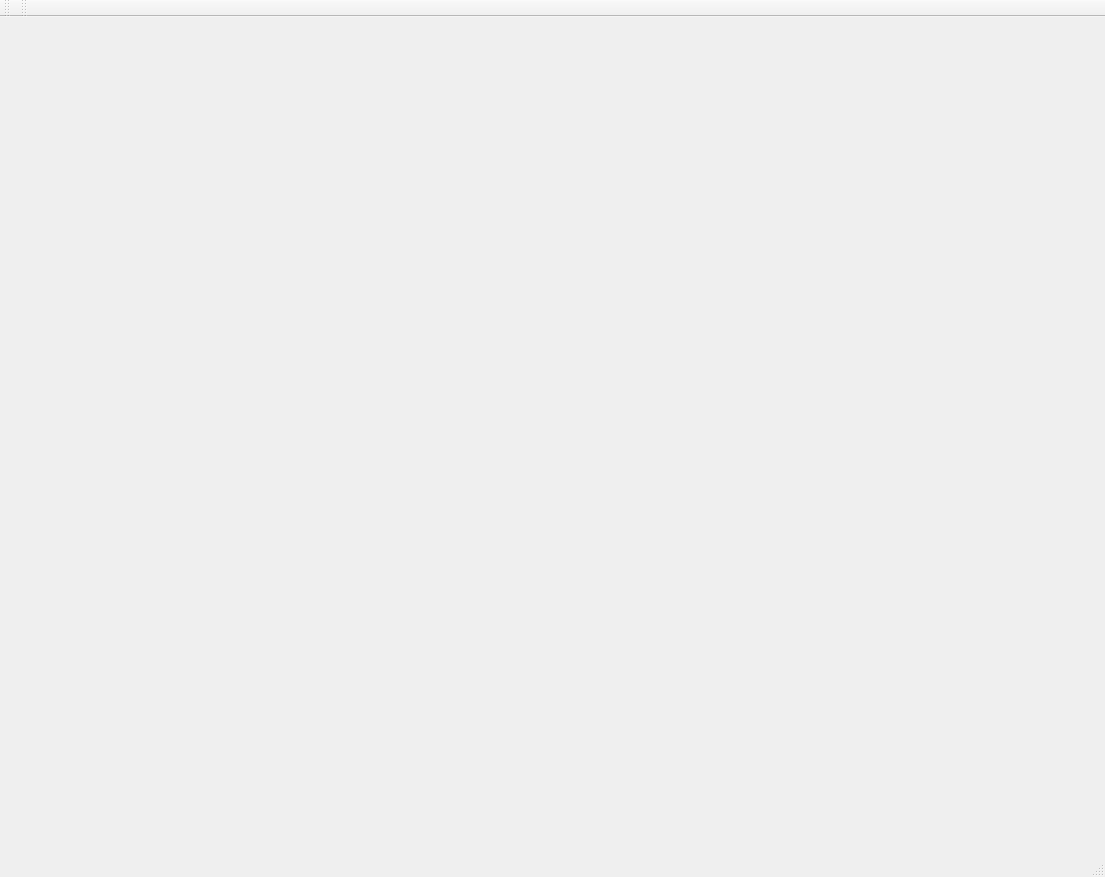
Old version of the form mainwindow.ui in the repository yslib/EMExplorer.
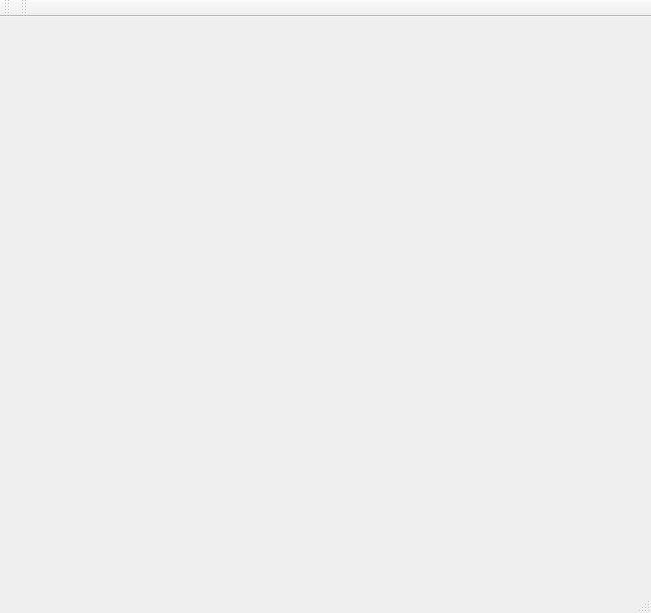
New version of the form.

```diff
--- a/mainwindow.ui
+++ b/mainwindow.ui
@@ -6,12 +6,12 @@
    <rect>
     <x>0</x>
     <y>0</y>
-    <width>1105</width>
-    <height>877</height>
+    <width>651</width>
+    <height>613</height>
    </rect>
   </property>
   <property name="sizePolicy">
-   <sizepolicy hsizetype="Preferred" vsizetype="Preferred">
+   <sizepolicy hsizetype="Preferred" vsizetype="Fixed">
     <horstretch>0</horstretch>
     <verstretch>0</verstretch>
    </sizepolicy>
@@ -19,9 +19,7 @@
   <property name="windowTitle">
    <string>MainWindow</string>
   </property>
-  <widget class="QWidget" name="centralWidget">
-   <layout class="QGridLayout" name="gridLayout"/>
-  </widget>
+  <widget class="QWidget" name="centralWidget"/>
   <widget class="QMenuBar" name="menuBar">
    <property name="geometry">
     <rect>
```
Left out of the diff: 2 changed lines with no effect on the pictures.
